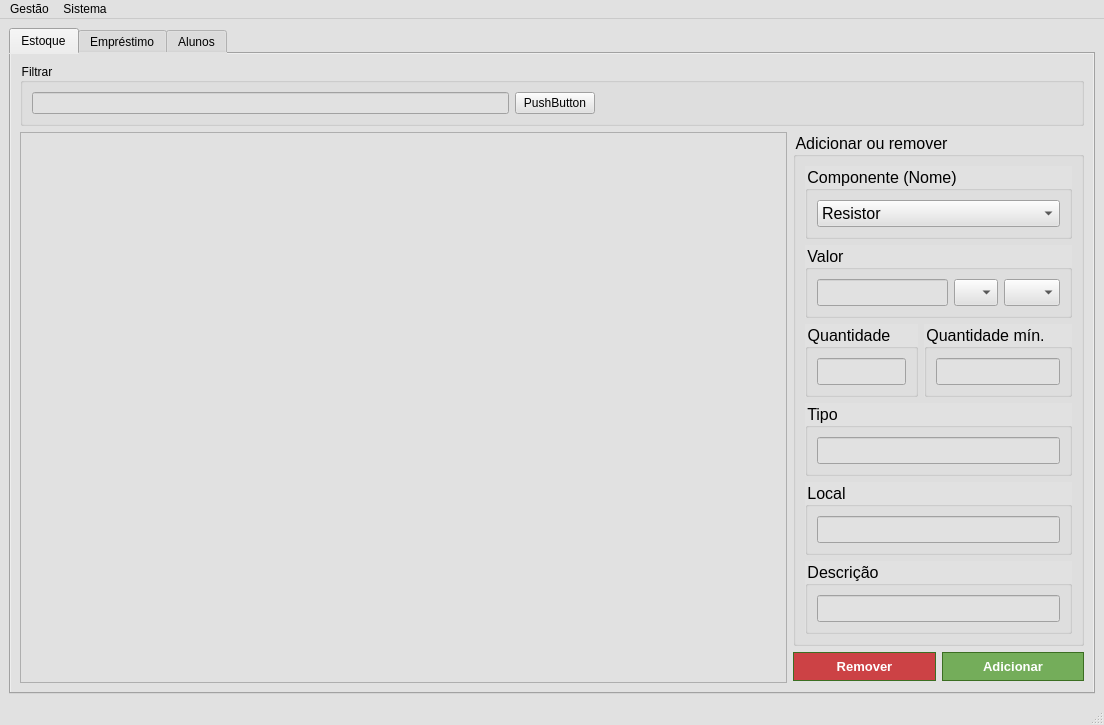
Above: Sistema_Almox/mainwindow.ui from NycolasAbreu/Sistema_Almox before the change. Below: the same form after it.
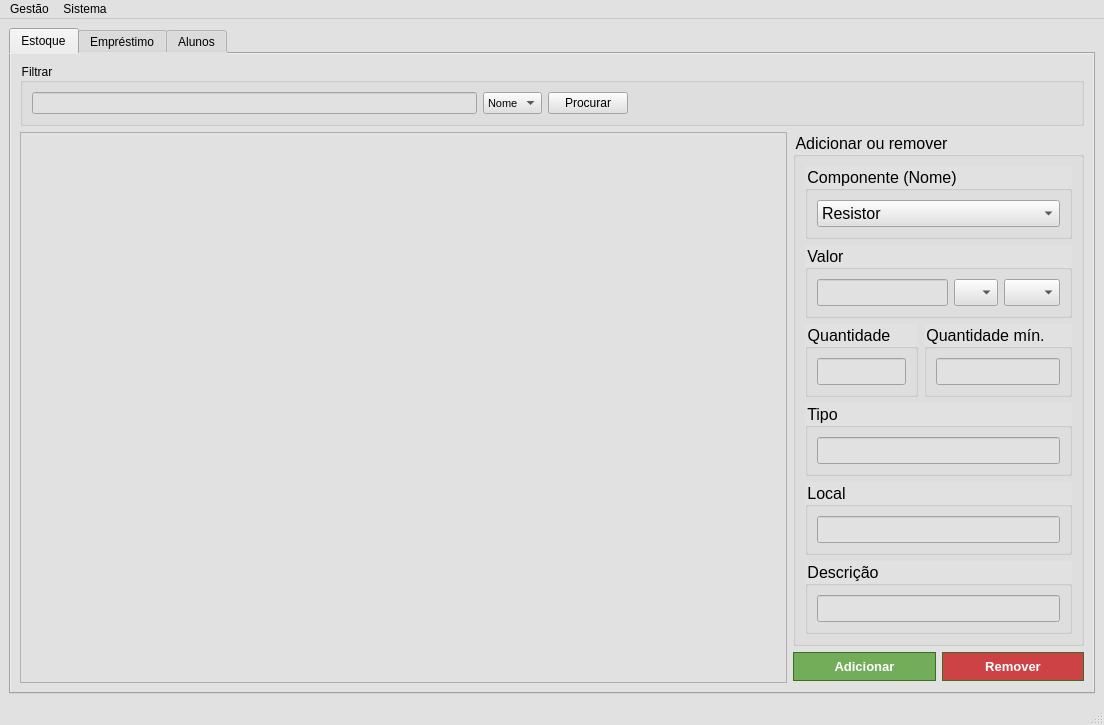
That is the form after the change. Icons and pictures are not drawn.

```diff
--- a/Sistema_Almox/mainwindow.ui
+++ b/Sistema_Almox/mainwindow.ui
@@ -7,7 +7,7 @@
     <x>0</x>
     <y>0</y>
     <width>1104</width>
-    <height>704</height>
+    <height>721</height>
    </rect>
   </property>
   <property name="palette">
@@ -708,12 +708,50 @@
               <widget class="QLineEdit" name="lineEdit_7"/>
              </item>
              <item>
-              <widget class="QPushButton" name="pushButton_3">
+              <widget class="QComboBox" name="comboBoxInvFilter">
+               <property name="font">
+                <font>
+                 <family>MS Shell Dlg 2</family>
+                 <pointsize>8</pointsize>
+                 <weight>50</weight>
+                 <italic>false</italic>
+                 <bold>false</bold>
+                </font>
+               </property>
+               <property name="styleSheet">
+                <string notr="true">font: 8pt &quot;MS Shell Dlg 2&quot;;
+</string>
+               </property>
+               <property name="iconSize">
+                <size>
+                 <width>16</width>
+                 <height>16</height>
+                </size>
+               </property>
+               <item>
+                <property name="text">
+                 <string>Nome</string>
+                </property>
+               </item>
+               <item>
+                <property name="text">
+                 <string>Tipo</string>
+                </property>
+               </item>
+               <item>
+                <property name="text">
+                 <string>Valor</string>
+                </property>
+               </item>
+              </widget>
+             </item>
+             <item>
+              <widget class="QPushButton" name="pushButtonInvFilter">
                <property name="styleSheet">
                 <string notr="true">font: 8pt &quot;MS Shell Dlg 2&quot;;</string>
                </property>
                <property name="text">
-                <string>PushButton</string>
+                <string>Procurar</string>
                </property>
               </widget>
              </item>
@@ -1042,7 +1080,36 @@
             <item>
              <layout class="QHBoxLayout" name="horizontalLayout_4">
               <item>
-               <widget class="QPushButton" name="pushButton">
+               <widget class="QPushButton" name="pushButtonInvAdd">
+                <property name="styleSheet">
+                 <string notr="true">.QPushButton { 
+background-color:#74ad5a;
+border:1px solid#3b6e22 ; 
+color:#ffffff; 
+font-family:Arial;
+font-size:13px;
+font-weight:bold; 
+padding:6px 12px; 
+text-decoration:none; } 
+
+.QPushButton:hover { 
+background-color:#68a54b; } 
+
+.QPushButton:active {
+ position:relative;
+ top:1px; } 
+
+.QPushButton:pressed {
+ background-color:#4b7339;
+ } </string>
+                </property>
+                <property name="text">
+                 <string>Adicionar</string>
+                </property>
+               </widget>
+              </item>
+              <item>
+               <widget class="QPushButton" name="pushButtonInvRemove">
                 <property name="autoFillBackground">
                  <bool>false</bool>
                 </property>
@@ -1073,35 +1140,6 @@
                 </property>
                </widget>
               </item>
-              <item>
-               <widget class="QPushButton" name="pushButton_2">
-                <property name="styleSheet">
-                 <string notr="true">.QPushButton { 
-background-color:#74ad5a;
-border:1px solid#3b6e22 ; 
-color:#ffffff; 
-font-family:Arial;
-font-size:13px;
-font-weight:bold; 
-padding:6px 12px; 
-text-decoration:none; } 
-
-.QPushButton:hover { 
-background-color:#68a54b; } 
-
-.QPushButton:active {
- position:relative;
- top:1px; } 
-
-.QPushButton:pressed {
- background-color:#4b7339;
- } </string>
-                </property>
-                <property name="text">
-                 <string>Adicionar</string>
-                </property>
-               </widget>
-              </item>
              </layout>
             </item>
             <item>
```
Left out of the diff: 22 changed lines with no effect on the pictures.
